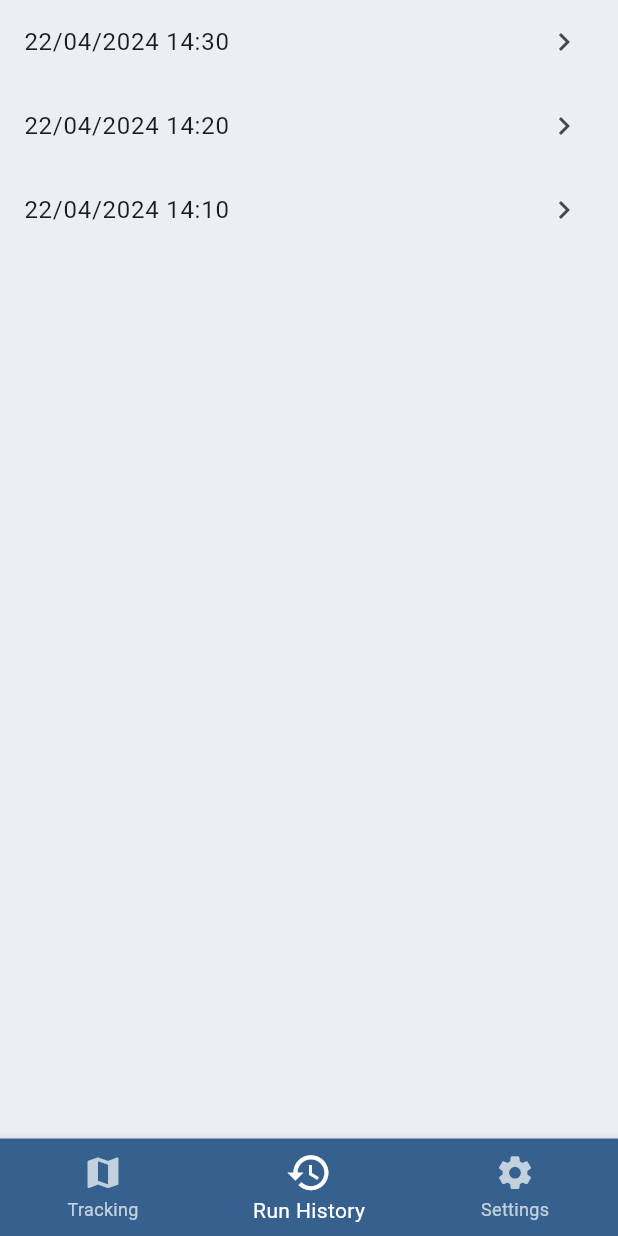
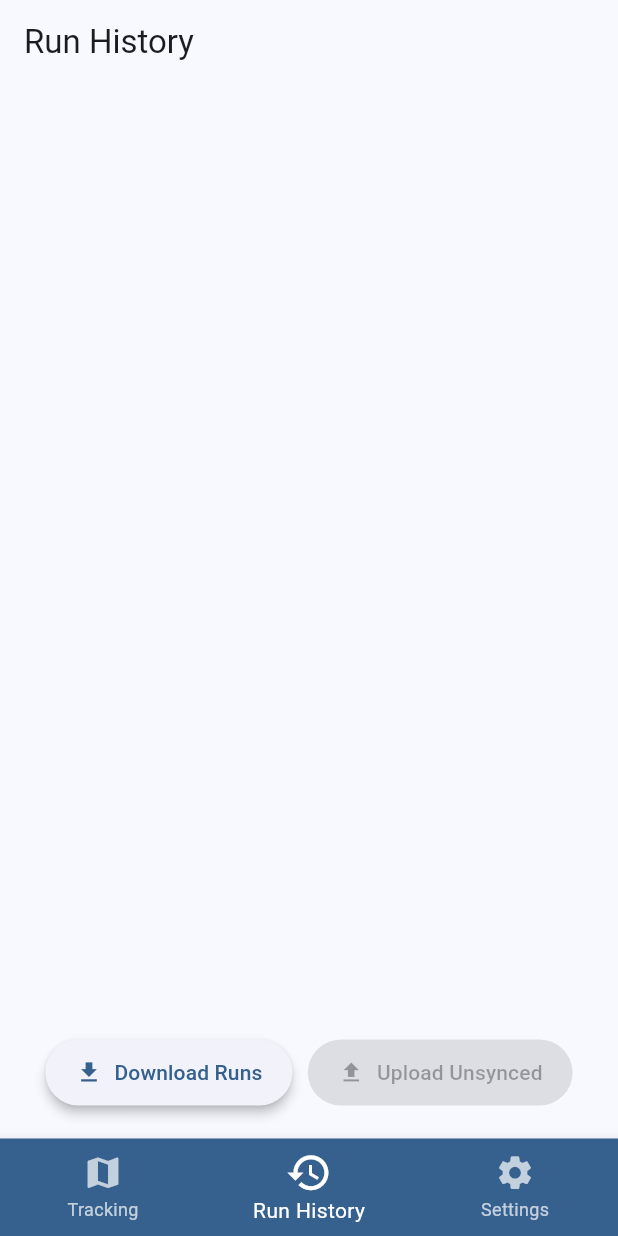
Before and after one commit to MoLeWa-Platform/road-quality-tracker, a Flutter app: the screen it shows after launch, item 2 of the bottom bar chosen, on a phone screen of 412 x 824 dp. Run offline on Flutter 3.47's test engine with Material 3 defaults, Android fonts, the phone set to English and light mode, and no system bars; our stand-ins replace location, sensors_plus; missing offline and left inert: dart:ffi.

Commit message:
init run history page

```diff
--- a/lib/main.dart
+++ b/lib/main.dart
@@ -3,6 +3,7 @@ import 'package:provider/provider.dart';
 import 'pages/tracking_page.dart';
 import 'pages/settings_page.dart';
 import 'pages/history_page.dart';
+import '../services/run_history_provider.dart';
 
 
 void main() {
@@ -15,7 +16,7 @@ class RoadQualityTrackerApp extends StatelessWidget {
   @override
   Widget build(BuildContext context) {
     return ChangeNotifierProvider(
-      create: (context) => GlobalAppState(),
+      create: (context) => RunHistoryProvider(),
       child: MaterialApp(
           title: 'Road Quality Tracker',
           theme: ThemeData(
@@ -26,9 +27,6 @@ class RoadQualityTrackerApp extends StatelessWidget {
         )
     );
   }
-}
-
-class GlobalAppState extends ChangeNotifier {
 }
 
 class HomePage extends StatefulWidget {
@@ -42,7 +40,7 @@ class _HomePageState extends State<HomePage> {
 
   static final List<Widget> _pages = [
     TrackingPage(),
-    LastRunsPage(),
+    HistoryPage(),
     SettingsPage(),
   ];
 
--- a/lib/models/run.dart
+++ b/lib/models/run.dart
@@ -1,29 +1,39 @@
 import 'package:road_quality_tracker/models/run_point.dart';
 import 'dart:math';
 import 'dart:developer' as dev;
+import 'package:intl/intl.dart';
 
 class Run {
+  String name;
   final String id;
   final DateTime startTime;
   DateTime? endTime;
   final List<RunPoint> runPoints;
+  bool isSynced;
 
 
   Run._({
+    required this.name,
     required this.id,
     required this.startTime,
     required this.runPoints,
+    required this.isSynced
   });
 
   factory Run.create(DateTime startTime) {
     final rand = Random(10218).nextInt(10000);
     final id = '${startTime.toIso8601String()}_$rand';
 
+    final DateFormat formatter = DateFormat('EEEE, dd.MM.yyyy HH:mm:ss');
+    final String formatted = formatter.format(startTime);
+
     dev.log('created RUN!', name: 'Run');
     return Run._(
+      name: formatted,
       id: id,
       startTime: startTime,
       runPoints: [],
+      isSynced: false,
     );
   }
 
@@ -36,4 +46,8 @@ class Run {
     dev.log('created Point! ${point.toPrint()}, and list with ${runPoints.length} elements.', name: 'Run');
 
   }
+
+  void setName(String name){
+    this.name = name;
+  }
 }
--- a/lib/pages/history_page.dart
+++ b/lib/pages/history_page.dart
@@ -1,16 +1,137 @@
 import 'package:flutter/material.dart';
+import 'package:provider/provider.dart';
+import '../services/run_history_provider.dart';
+import '../models/run.dart';
 
-class LastRunsPage extends StatelessWidget {
-  const LastRunsPage({super.key});
+class HistoryPage extends StatefulWidget {
+  @override
+  _HistoryPageState createState() => _HistoryPageState();
+}
+
+class _HistoryPageState extends State<HistoryPage> {
+  int? expandedIndex;
+
+  void _showDownloadDialog(BuildContext context) {
+    showDialog(
+      context: context,
+      builder: (_) => AlertDialog(
+        title: Text("Download Runs"),
+        content: Text("Select runs to download (not implemented yet)."),
+        actions: [TextButton(onPressed: () => Navigator.pop(context), child: Text("OK"))],
+      ),
+    );
+  }
 
   @override
   Widget build(BuildContext context) {
-    return ListView(
-      children: [
-        ListTile(title: Text('22/04/2024 14:30'), trailing: Icon(Icons.chevron_right)),
-        ListTile(title: Text('22/04/2024 14:20'), trailing: Icon(Icons.chevron_right)),
-        ListTile(title: Text('22/04/2024 14:10'), trailing: Icon(Icons.chevron_right)),
-      ],
+    final RunHistoryProvider runHistoryProvider = context.watch<RunHistoryProvider>();
+    final List<Run> completedRuns = runHistoryProvider.completedRuns.reversed.toList();
+    final hasUnsyncedRuns = completedRuns.any((run) => !run.isSynced);
+
+    return Scaffold(
+      appBar: AppBar(title: Text("Run History")),
+      body: Stack(
+        children: [
+          ListView.builder(
+            itemCount: completedRuns.length,
+            itemBuilder: (context, index) {
+              final run = completedRuns[index];
+              final isExpanded = expandedIndex == index;
+
+              return Column(
+                children: [
+                  ListTile(
+                    title: Text(run.name),
+                    subtitle: Text("Run on ${run.startTime}"),
+                    trailing: Row(
+                      mainAxisSize: MainAxisSize.min,
+                      children: [
+                        Icon(
+                          run.isSynced ? Icons.cloud_done : Icons.cloud_upload,
+                          color: run.isSynced ? Colors.green : Colors.grey,
+                          size: 20,
+                        ),
+                        SizedBox(width: 8),
+                        Icon(isExpanded ? Icons.expand_less : Icons.expand_more),
+                      ],
+                    ),
+                    onTap: () {
+                      setState(() {
+                        expandedIndex = isExpanded ? null : index;
+                      });
+                    },
+                  ),
+                  if (isExpanded)
+                    Padding(
+                      padding: const EdgeInsets.only(left: 40.0, top: 8.0, bottom: 8.0),
+                      child: Align(
+                        alignment: Alignment.centerLeft,
+                        child: Column(
+                          crossAxisAlignment: CrossAxisAlignment.start,
+                          children: [
+                            Text("Duration: ${run.endTime?.difference(run.startTime) ?? Duration.zero}"),
+                            Text("Points: ${run.runPoints.length}"),
+                            Text("Additional details coming soon...", style: TextStyle(color: Colors.grey)),
+                          ],
+                        ),
+                      ),
+                    ),
+                  Divider(),
+                ],
+              );
+            },
+          ),
+          Positioned(
+          bottom: 20,
+          left: 20,
+          right: 20,
+          child: Row(
+            mainAxisAlignment: MainAxisAlignment.spaceEvenly,
+            children: [
+              ElevatedButton.icon(
+                onPressed: () => _showDownloadDialog(context),
+                icon: Icon(Icons.download),
+                label: Text("Download Runs"),
+                style: ElevatedButton.styleFrom(
+                  padding: EdgeInsets.symmetric(horizontal: 20, vertical: 12),
+                  elevation: 3,
+                ),
+              ),
+              ElevatedButton.icon(
+                onPressed: hasUnsyncedRuns ? runHistoryProvider.uploadPendingRuns: null,
+                icon: Icon(Icons.upload),
+                label: Text("Upload Unsynced"),
+                style: ElevatedButton.styleFrom(
+                  padding: EdgeInsets.symmetric(horizontal: 20, vertical: 12),
+                  elevation: 3,
+                ),
+              ),
+            ],
+          ),
+        ),
+        ],
+      ),
     );
   }
+
+void _renameRun(BuildContext context, Run run) {
+  // placeholder
+  print("Renaming run ${run.name}");
 }
+
+void _deleteRun(Run run) {
+  // placeholder
+  print("Deleting run ${run.name}");
+}
+
+void _uploadRun(Run run) {
+  // placeholder
+  print("Uploading run ${run.name}");
+}
+
+void _downloadRun(Run run) {
+  // placeholder
+  print("Downloading run ${run.name}");
+}
+
+}
--- a/lib/pages/tracking_page.dart
+++ b/lib/pages/tracking_page.dart
@@ -3,8 +3,10 @@ import 'dart:developer' as dev;
 import 'package:flutter/material.dart';
 import 'package:road_quality_tracker/models/run_point.dart';
 import '../services/run_tracker.dart';
+import '../services/run_history_provider.dart';
 import 'package:sensors_plus/sensors_plus.dart';
 import '../models/run.dart';
+import 'package:provider/provider.dart';
 
 
 class TrackingPage extends StatefulWidget {
@@ -70,7 +72,12 @@ class _TrackingPageState extends State<TrackingPage> {
   void toggleRun(){
     if (runTracker.isReady) {
         if (runTracker.runIsActive.value) {
-        Run finishedRun = runTracker.endRun();
+        Run? completedRun = runTracker.endRun();
+
+        if (completedRun != null) {
+          // Save completed run
+          context.read<RunHistoryProvider>().addRun(completedRun);
+        }
       } else {
         runTracker.startRun();
       }
--- /dev/null
+++ b/lib/services/run_history_provider.dart
@@ -0,0 +1,24 @@
+import 'package:flutter/material.dart';
+import '/../models/run.dart';
+
+class RunHistoryProvider with ChangeNotifier {
+  final List<Run> _completedRuns = [];
+
+  List<Run> get completedRuns => _completedRuns;
+
+  void addRun(Run run) {
+    _completedRuns.add(run);
+    notifyListeners();
+  }
+
+  void uploadPendingRuns() {
+    final unsynced = completedRuns.where((r) => !r.isSynced).toList();
+
+    for (var run in unsynced) {
+      // Placeholder for actual upload logic
+      print("Uploading run: ${run.name}");
+      run.isSynced = true; // ✅ Mark as synced
+    }
+    notifyListeners(); // Refresh UI
+  }
+}
--- a/lib/services/run_tracker.dart
+++ b/lib/services/run_tracker.dart
@@ -178,13 +178,12 @@ class RunTracker {
     });
   }
 
-  Run endRun() {
+  Run? endRun() {
     activeRun?.endRun();
     runIsActive.value = false;
     lastPoint.value = null;
     clearSensorSnapshots();
-    return activeRun!;
-
+    return activeRun;
 }
 
   void dispose() {
--- a/pubspec.yaml
+++ b/pubspec.yaml
@@ -32,7 +32,6 @@ dependencies:
     sdk: flutter
   location: ^5.0.0
   sensors_plus: ^3.0.3
-  google_maps_flutter: ^2.5.0
 
   # The following adds the Cupertino Icons font to your application.
   # Use with the CupertinoIcons class for iOS style icons.
```
Also changed, not shown: pubspec.lock, 1 other file.
